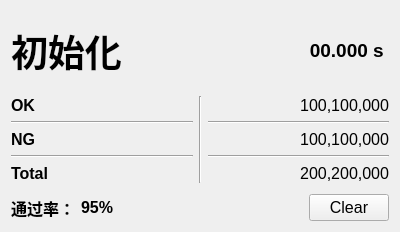
First picture: the form in showinfo4result.ui, repository YeeeeRQ/SpeakerTest, before the edit.
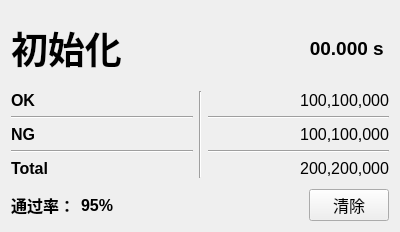
Second picture: the form after the edit.

Commit message: 界面基本完工 待解决：1.声音频率侦测 2. 自定义测试流程完善

Patch:
```diff
--- a/showinfo4result.ui
+++ b/showinfo4result.ui
@@ -258,7 +258,7 @@
         </font>
        </property>
        <property name="text">
-        <string>Clear</string>
+        <string>清除</string>
        </property>
       </widget>
      </item>
```
The commit also changes 6 other files.
